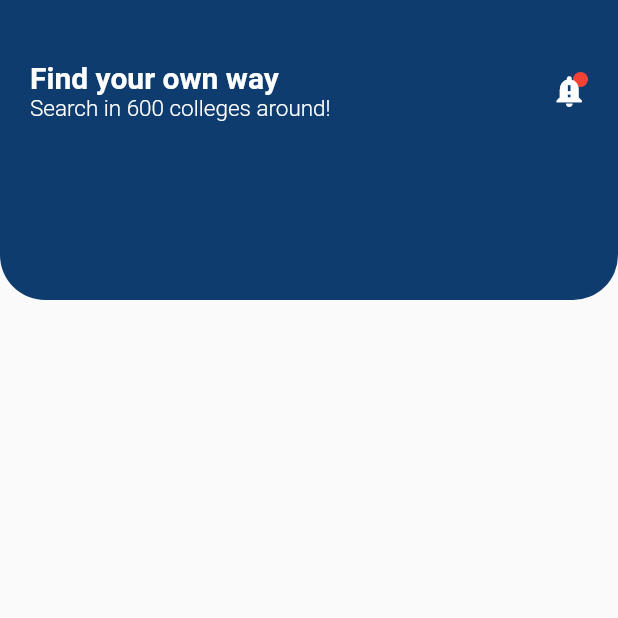
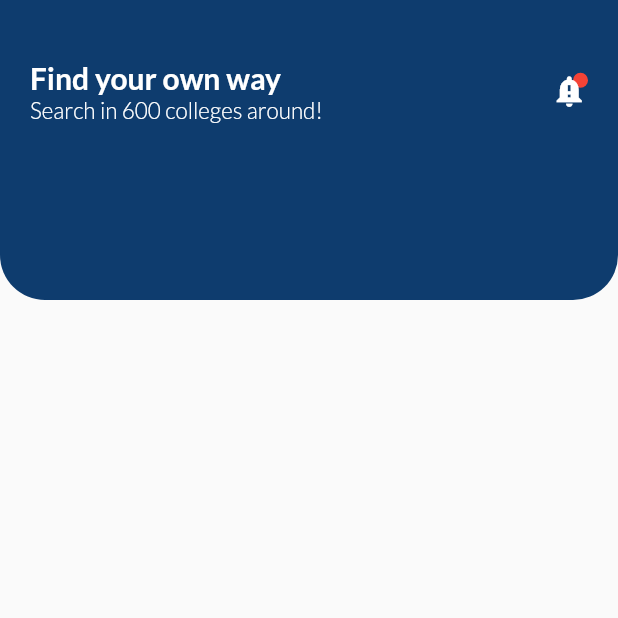
Before and after one commit to najmulmyself/Higher-Study, a Flutter app: the screen it shows after launch, on a phone screen of 412 x 824 dp, the top half of it. Run offline on Flutter 3.47's test engine with Material 2 defaults, Android fonts, the phone set to English and light mode, and no system bars; our stand-ins replace google_fonts.

Commit message:
added font as primary

```diff
--- a/lib/main.dart
+++ b/lib/main.dart
@@ -1,6 +1,7 @@
 // ignore_for_file: prefer_const_constructors
 
 import 'package:flutter/material.dart';
+import 'package:google_fonts/google_fonts.dart';
 import 'package:higher_study/screens/home_page.dart';
 
 void main() => runApp(MyApp());
@@ -9,6 +10,10 @@ class MyApp extends StatelessWidget {
   @override
   Widget build(BuildContext context) {
     return MaterialApp(
+      // primary font will be lato
+      theme: ThemeData(
+        textTheme: GoogleFonts.latoTextTheme(Theme.of(context).textTheme),
+      ),
       debugShowCheckedModeBanner: false,
       title: 'Material App',
       home: Scaffold(
--- a/lib/screens/home_page.dart
+++ b/lib/screens/home_page.dart
@@ -65,7 +65,11 @@ class HomePage extends StatelessWidget {
                       ],
                     )
                   ],
-                )
+                ),
+                SizedBox(
+                  height: 20,
+                ),
+
               ],
             ),
           ),
--- a/pubspec.yaml
+++ b/pubspec.yaml
@@ -34,6 +34,7 @@ dependencies:
   # The following adds the Cupertino Icons font to your application.
   # Use with the CupertinoIcons class for iOS style icons.
   cupertino_icons: ^1.0.2
+  google_fonts: ^3.0.1
 
 dev_dependencies:
   flutter_test:
```
Also changed, not shown: pubspec.lock, 1 other file.
